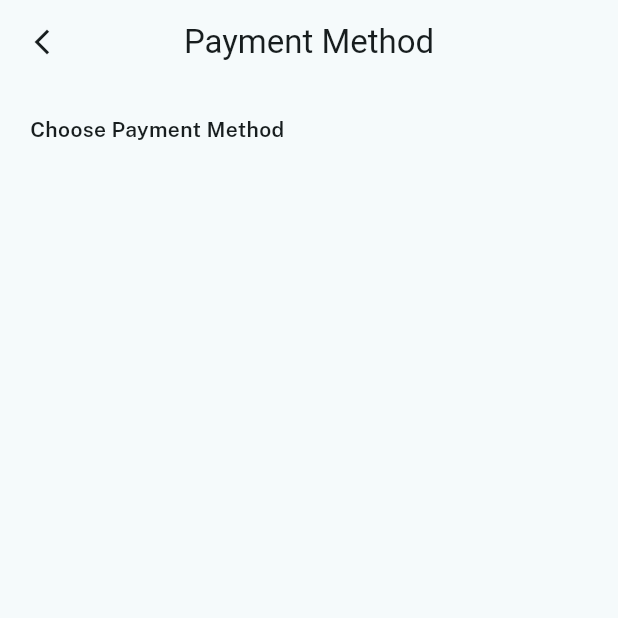
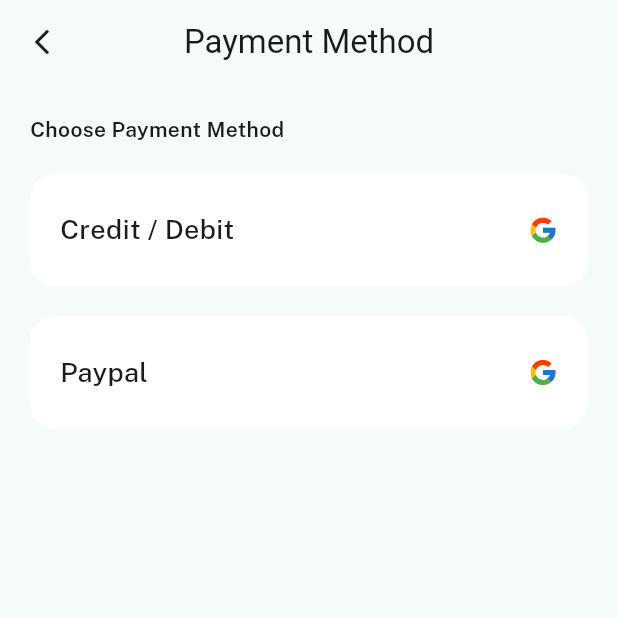
Before and after one commit to HAMZA-CH420/Shoe-Fanatic, a Flutter app: the PaymentScreen screen opened directly, on a phone screen of 412 x 824 dp, the top half of it. Run offline on Flutter 3.47's test engine with Material 3 defaults, Android fonts, the phone set to English and light mode, and no system bars; our stand-ins replace flutter_svg, google_fonts, iconsax, lottie, permission_handler, shared_preferences and 1 more; accounts and stored records are empty.

Commit message:
minor changes

```diff
--- a/lib/Features/PaymentScreen/Widgets/method_widget.dart
+++ b/lib/Features/PaymentScreen/Widgets/method_widget.dart
@@ -1,27 +1,32 @@
 import 'package:flutter/material.dart';
+import 'package:flutter_svg/svg.dart';
 import 'package:google_fonts/google_fonts.dart';
 
 class MethodWidget extends StatelessWidget {
-  const MethodWidget({super.key, required this.bannerName});
-  final String bannerName;
+  const MethodWidget({super.key, required this.bannerName, required this.icon});
+  final String bannerName, icon;
   @override
   Widget build(BuildContext context) {
     final size = MediaQuery.sizeOf(context);
     return Container(
-      height: size.height / 15,
+      height: size.height / 11,
       width: size.width,
+      padding: const EdgeInsets.symmetric(
+        horizontal: 20,
+      ),
       decoration: BoxDecoration(
-          color: Colors.black, borderRadius: BorderRadius.circular(16)),
+          color: Colors.white, borderRadius: BorderRadius.circular(16)),
       child: Row(
         mainAxisAlignment: MainAxisAlignment.spaceBetween,
         children: [
           Text(
-            "",
+            bannerName,
             style: GoogleFonts.publicSans(
               fontWeight: FontWeight.w500,
               fontSize: 18,
             ),
-          )
+          ),
+          SvgPicture.asset('assets/icon/google.svg'),
         ],
       ),
     );
--- a/lib/Features/PaymentScreen/payment_screen.dart
+++ b/lib/Features/PaymentScreen/payment_screen.dart
@@ -1,5 +1,6 @@
 import 'package:flutter/material.dart';
 import 'package:google_fonts/google_fonts.dart';
+import 'package:shoe_fantastic/Features/PaymentScreen/Widgets/method_widget.dart';
 
 class PaymentScreen extends StatelessWidget {
   const PaymentScreen({super.key});
@@ -22,6 +23,8 @@ class PaymentScreen extends StatelessWidget {
       body: Padding(
         padding: const EdgeInsets.symmetric(horizontal: 20, vertical: 20),
         child: Column(
+          crossAxisAlignment: CrossAxisAlignment.start,
+          spacing: 20,
           children: [
             Text(
               "Choose Payment Method",
@@ -30,6 +33,8 @@ class PaymentScreen extends StatelessWidget {
                 fontSize: 14,
               ),
             ),
+            MethodWidget(bannerName: "Credit / Debit", icon: "card.svg"),
+            MethodWidget(bannerName: "Paypal", icon: "paypal.svg"),
           ],
         ),
       ),
```
Also changed, not shown: assets/icon/card.svg (added), assets/icon/paypal.svg (added).
